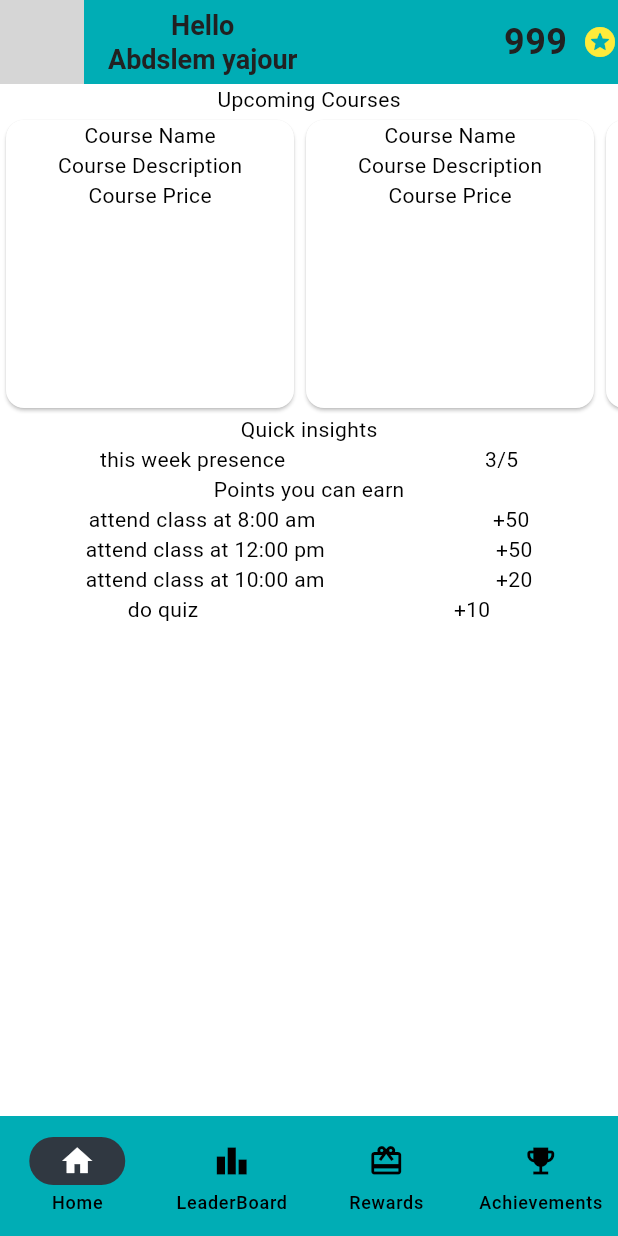
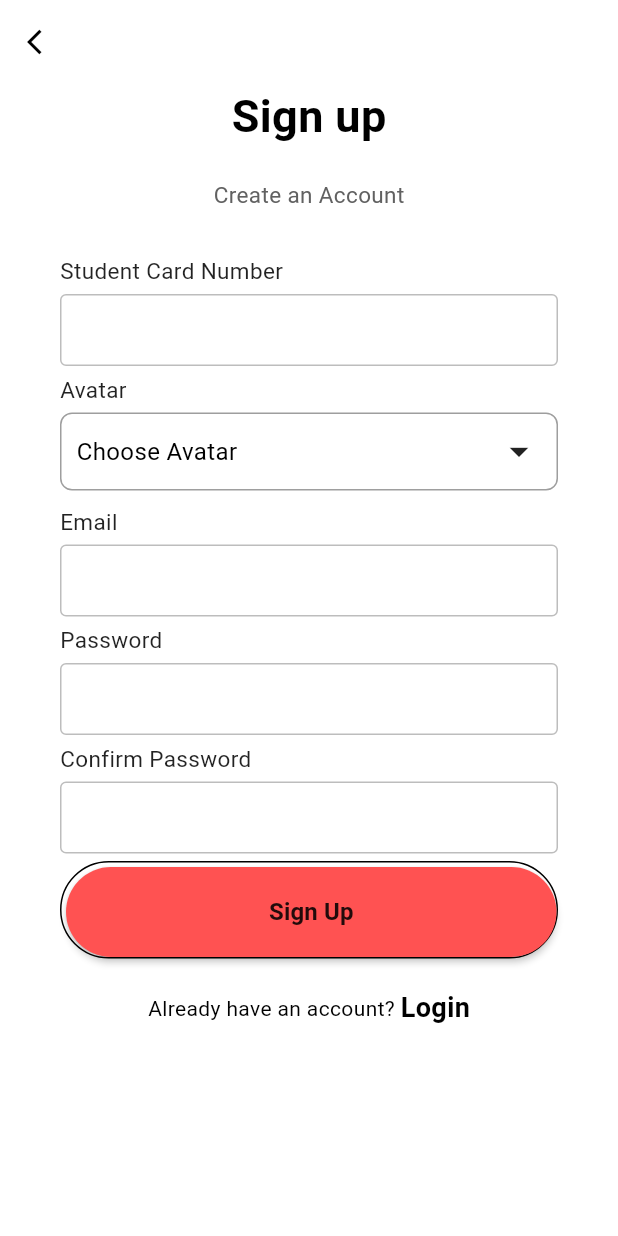
Before and after one commit to mohamedhassanamara/education_app, a Flutter app: the screen it shows after launch, on a phone screen of 412 x 824 dp. Run offline on Flutter 3.47's test engine with Material 3 defaults, Android fonts, the phone set to English and light mode, and no system bars; grey boxes are pictures that could not be loaded.

Commit message:
signup screen

```diff
--- a/lib/main.dart
+++ b/lib/main.dart
@@ -1,5 +1,7 @@
 import 'package:education_app/ui/shared/app_colors.dart';
+import 'package:education_app/ui/view/home_screen.dart';
 import 'package:education_app/ui/view/main_screen.dart';
+import 'package:education_app/ui/view/signup.dart';
 import 'package:flutter/material.dart';
 
 void main() {
@@ -22,7 +24,7 @@ class MyApp extends StatelessWidget {
           background: AppColors.backgroundColor,
         ),
       ),
-      home: const MainScreen(),
+      home: SignUp(),
     );
   }
 }
--- /dev/null
+++ b/lib/ui/view/signup.dart
@@ -0,0 +1,325 @@
+import 'package:flutter/material.dart';
+
+import 'home_screen.dart';
+import 'main_screen.dart';
+
+class SignUp extends StatefulWidget {
+  @override
+  State<SignUp> createState() => _SignUpState();
+}
+
+class _SignUpState extends State<SignUp> {
+  DateTime selectedDate = DateTime.now(); // Add this line to store the selected date
+  IconData selectedIcon = Icons.person; // Default icon
+  String selectedIconName = 'Choose Avatar'; // Default name
+
+  @override
+  Widget build(BuildContext context) {
+    return Scaffold(
+      resizeToAvoidBottomInset: false,
+      backgroundColor: Colors.white,
+      appBar: AppBar(
+        iconTheme: IconThemeData(color: Colors.black),
+        elevation: 0,
+        backgroundColor: Colors.white,
+        leading: IconButton(
+          onPressed: () {
+            Navigator.pop(context);
+          },
+          icon: Icon(Icons.arrow_back_ios, size: 20, color: Colors.black),
+        ),
+      ),
+      body: SafeArea(
+        child: SingleChildScrollView(
+          child: Container(
+            width: double.infinity,
+            child: Column(
+              mainAxisAlignment: MainAxisAlignment.spaceBetween,
+              children: [
+                Column(
+                  children: [
+                    Column(
+                      mainAxisAlignment: MainAxisAlignment.spaceEvenly,
+                      children: [
+                        Text(
+                          "Sign up",
+                          style: TextStyle(
+                            fontSize: 30,
+                            fontWeight: FontWeight.bold,
+                          ),
+                        ),
+                        SizedBox(height: 20),
+                        Text(
+                          "Create an Account",
+                          style: TextStyle(
+                            fontSize: 15,
+                            color: Colors.grey[700],
+                          ),
+                        ),
+                        SizedBox(height: 30)
+                      ],
+                    ),
+                    Padding(
+                      padding: EdgeInsets.symmetric(horizontal: 40),
+                      child: Column(
+                        children: [
+                          makeInput(label: "Student Card Number"),
+                          makeIconPicker(),
+                          makeInput(label: "Email"),
+                          makeInput(label: "Password", obscureText: true),
+                          makeInput(label: "Confirm Password", obscureText: true)
+                        ],
+                      ),
+                    ),
+                    Padding(
+                      padding: EdgeInsets.symmetric(horizontal: 40),
+                      child: Container(
+                        padding: EdgeInsets.only(top: 3, left: 3),
+                        decoration: BoxDecoration(
+                            borderRadius: BorderRadius.circular(40),
+                            border: Border(
+                                bottom: BorderSide(color: Colors.black),
+                                top: BorderSide(color: Colors.black),
+                                right: BorderSide(color: Colors.black),
+                                left: BorderSide(color: Colors.black))),
+                        child: // Inside your _SignUpState class
+
+                        MaterialButton(
+                          minWidth: double.infinity,
+                          height: 60,
+                          onPressed: () {
+                            // Navigate to the HomeScreen when the "Sign Up" button is pressed
+                            Navigator.push(
+                              context,
+                              MaterialPageRoute(builder: (context) => MainScreen()),
+                            );
+                          },
+                          color: Colors.redAccent,
+                          shape: RoundedRectangleBorder(
+                            borderRadius: BorderRadius.circular(40),
+                          ),
+                          child: Text(
+                            "Sign Up",
+                            style: TextStyle(
+                              fontWeight: FontWeight.w600,
+                              fontSize: 16,
+                            ),
+                          ),
+                        ),
+
+                      ),
+                    ),
+                    SizedBox(height: 20),
+                    Row(
+                      mainAxisAlignment: MainAxisAlignment.center,
+                      children: [
+                        Text("Already have an account? "),
+                        Text(
+                          "Login",
+                          style: TextStyle(
+                              fontWeight: FontWeight.w600, fontSize: 18),
+                        ),
+                      ],
+                    )
+                  ],
+                ),
+              ],
+            ),
+          ),
+        ),
+      ),
+    );
+  }
+  Widget makeIconPicker() {
+    return Column(
+      crossAxisAlignment: CrossAxisAlignment.start,
+      children: [
+        Text(
+          "Avatar",
+          style: TextStyle(
+            fontSize: 15,
+            fontWeight: FontWeight.w400,
+            color: Colors.black87,
+          ),
+        ),
+        SizedBox(height: 5),
+        GestureDetector(
+          onTap: () => _selectIcon(Icons.person),
+          child: Container(
+            padding: EdgeInsets.all(10),
+            decoration: BoxDecoration(
+              borderRadius: BorderRadius.circular(8),
+              border: Border.all(color: Colors.grey),
+            ),
+            child: Row(
+              mainAxisAlignment: MainAxisAlignment.spaceBetween,
+              children: [
+                Text(
+                  selectedIconName,
+                  style: TextStyle(fontSize: 16),
+                ),
+                Icon(
+                  Icons.arrow_drop_down,
+                  size: 30,
+                ),
+              ],
+            ),
+          ),
+        ),
+        SizedBox(height: 10),
+      ],
+    );
+  }
+
+
+  Widget buildIconContainer(IconData icon, String name, String specifications) {
+    return Column(
+      children: [
+        Icon(icon, size: 40),
+        SizedBox(height: 5),
+        Text(name, style: TextStyle(fontSize: 12)),
+        SizedBox(height: 5),
+        Text(specifications, style: TextStyle(fontSize: 10, color: Colors.grey)),
+      ],
+    );
+  }
+
+  void _selectIcon(IconData icon) {
+    showModalBottomSheet(
+      context: context,
+      builder: (BuildContext context) {
+        return Container(
+          padding: EdgeInsets.all(16),
+          width: MediaQuery.of(context).size.width ,
+          child: Column(
+            mainAxisSize: MainAxisSize.min,
+            children: [
+              Text(
+                "Choose Avatar",
+                style: TextStyle(
+                  fontSize: 20,
+                  fontWeight: FontWeight.bold,
+                ),
+              ),
+              SizedBox(height: 16),
+              Text(
+                "Each avatar comes with unique abilities and characteristics.",
+                style: TextStyle(fontSize: 16, color: Colors.grey[600]),
+                textAlign: TextAlign.center,
+              ),
+
+              buildIconRow("assets/kitsune.png", "Kitsune", "Adaptable, Charismatic and Dynamic"),
+              buildIconRow("assets/tora.png", "Tora", "High stress, Quick tempered and Impatient"),
+              buildIconRow("assets/kuma.png", "Kuma", "Calm, Slow & Steady and Easy going"),
+
+              SizedBox(height: 16),
+              ElevatedButton(
+                onPressed: () {
+                  Navigator.pop(context); // Close the bottom sheet
+                },
+                child: Text("Close"),
+              ),
+            ],
+          ),
+        );
+      },
+    );
+  }
+
+  Widget buildIconRow(String imagePath, String name, String specifications) {
+    return GestureDetector(
+      onTap: () {
+        setState(() {
+          selectedIcon = Icons.check;
+          selectedIconName = name;
+        });
+        Navigator.pop(context); // Close the bottom sheet
+      },
+      child: Container(
+        padding: EdgeInsets.symmetric(vertical: 10),
+        child: Column(
+          crossAxisAlignment: CrossAxisAlignment.center, // Center the content
+          children: [
+            Row(
+              mainAxisAlignment: MainAxisAlignment.center, // Center the image and text
+              children: [
+                Image.asset(imagePath, width: 50, height: 50),
+                SizedBox(width: 10),
+                Text(
+                  name,
+                  style: TextStyle(fontSize: 16),
+                ),
+              ],
+            ),
+            SizedBox(height: 5),
+            Text(
+              specifications,
+              style: TextStyle(fontSize: 14, color: Colors.grey),
+            ),
+          ],
+        ),
+      ),
+    );
+  }
+
+
+  Future<void> _selectDate(BuildContext context) async {
+    final DateTime? picked = await showDatePicker(
+      context: context,
+      initialDate: selectedDate,
+      firstDate: DateTime(1900),
+      lastDate: DateTime.now(),
+    );
+    if (picked != null && picked != selectedDate)
+      setState(() {
+        selectedDate = picked;
+      });
+  }
+}
+
+
+
+Widget makeInput({String label="", bool obscureText = false, Widget? child}) {
+  return Column(
+    crossAxisAlignment: CrossAxisAlignment.start,
+    children: [
+      Text(
+        label,
+        style: TextStyle(
+          fontSize: 15,
+          fontWeight: FontWeight.w400,
+          color: Colors.black87,
+        ),
+      ),
+      SizedBox(height: 5),
+      if (child != null) ...[
+        child, // If a custom child is provided, use it
+      ] else ...[
+        TextField(
+          obscureText: obscureText,
+          decoration: InputDecoration(
+            contentPadding:
+            EdgeInsets.symmetric(vertical: 0, horizontal: 5),
+            enabledBorder: OutlineInputBorder(
+              borderSide: BorderSide(
+                color: Colors.grey[400] ?? Colors.black,
+              ),
+            ),
+            border: OutlineInputBorder(
+              borderSide:
+              BorderSide(color: Colors.grey[400] ?? Colors.black),
+            ),
+          ),
+        ),
+      ],
+      SizedBox(height: 5),
+    ],
+  );
+}
+
+
+void main() {
+  runApp(MaterialApp(
+    home: SignUp(),
+  ));
+}
```
Also changed, not shown: assets/kitsune.png (added), assets/kuma.png (added), assets/tora.png (added).
